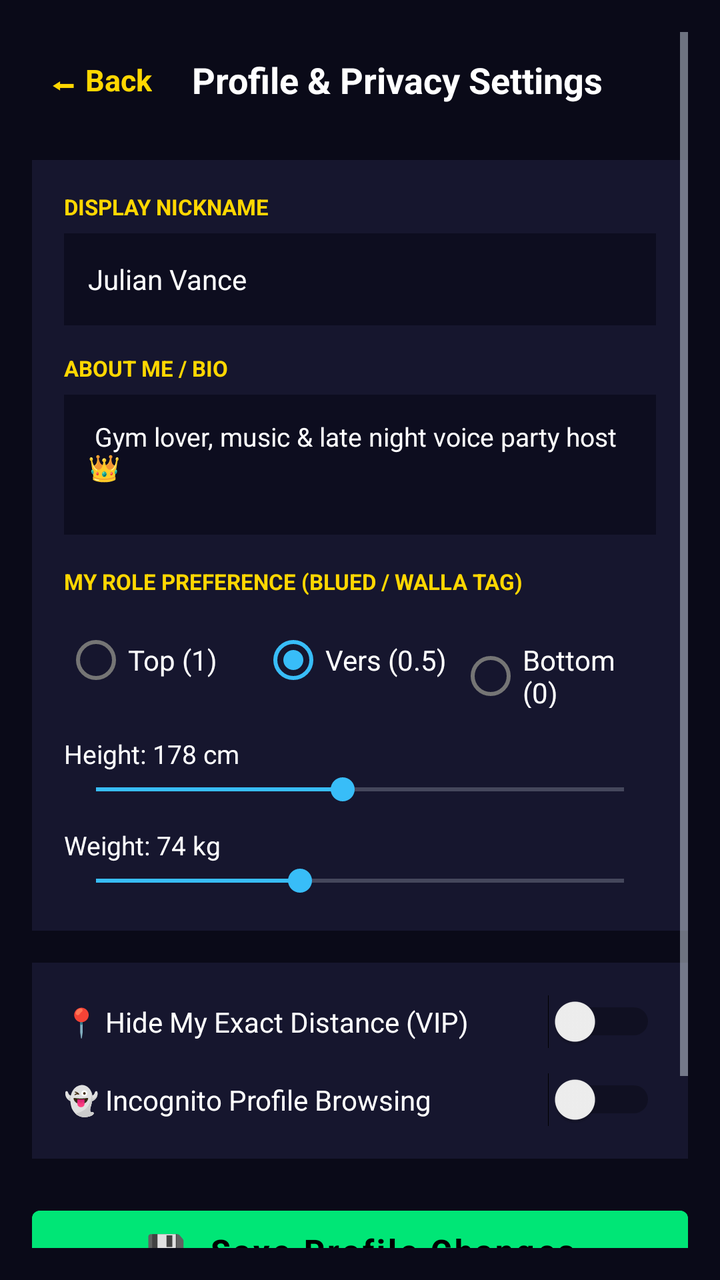
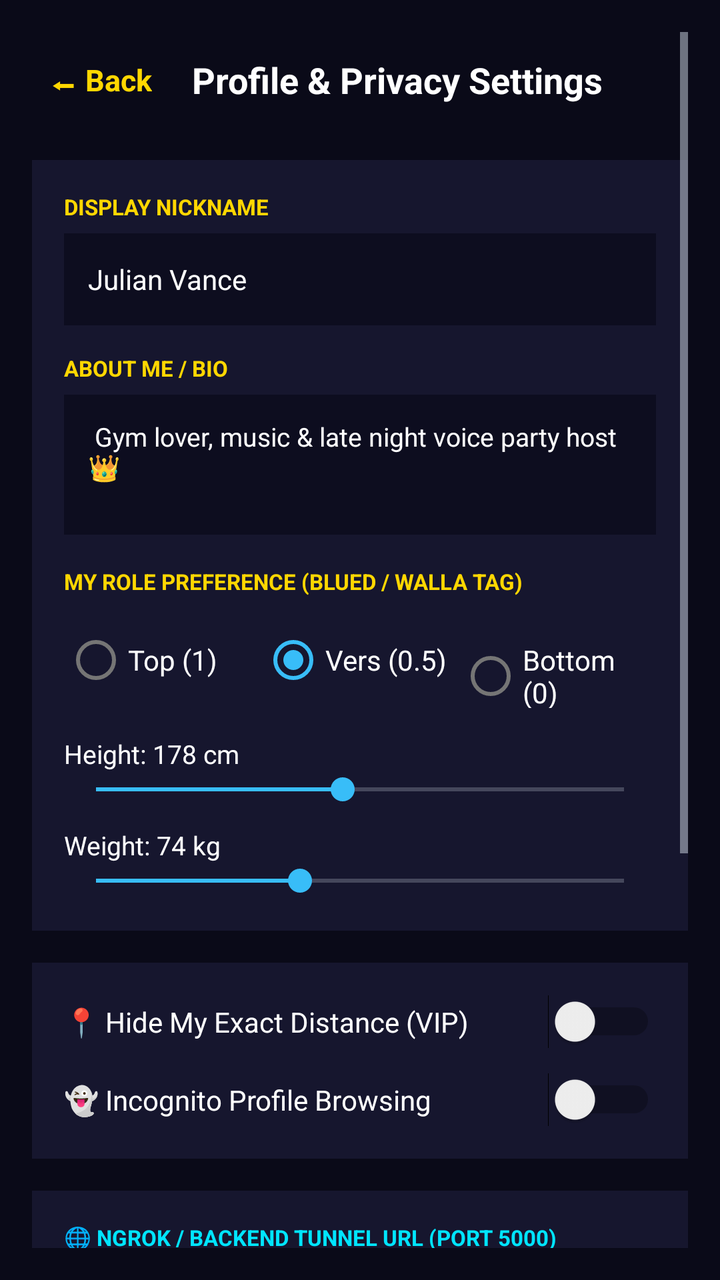

Compare the two renders of this Android layout. The source of the first and the diff that turns it into the second are given below.
<!-- AndroidManifest.xml: application theme Theme.QLUVX -->
<!-- res/layout/activity_profile_settings.xml -->
<?xml version="1.0" encoding="utf-8"?>
<ScrollView xmlns:android="http://schemas.android.com/apk/res/android"
    xmlns:app="http://schemas.android.com/apk/res-auto"
    android:layout_width="match_parent"
    android:layout_height="match_parent"
    android:background="#0A0A18"
    android:padding="16dp">

    <LinearLayout
        android:layout_width="match_parent"
        android:layout_height="wrap_content"
        android:orientation="vertical">

        
        <LinearLayout
            android:layout_width="match_parent"
            android:layout_height="48dp"
            android:gravity="center_vertical"
            android:orientation="horizontal">

            <TextView
                android:id="@+id/btnBack"
                android:layout_width="wrap_content"
                android:layout_height="wrap_content"
                android:padding="8dp"
                android:text="⬅ Back"
                android:textColor="#FFD700"
                android:textSize="15sp"
                android:textStyle="bold" />

            <TextView
                android:layout_width="wrap_content"
                android:layout_height="wrap_content"
                android:layout_marginStart="12dp"
                android:text="Profile &amp; Privacy Settings"
                android:textColor="#FFFFFF"
                android:textSize="18sp"
                android:textStyle="bold" />
        </LinearLayout>

        
        <LinearLayout
            android:layout_width="match_parent"
            android:layout_height="wrap_content"
            android:layout_marginTop="16dp"
            android:background="#16162E"
            android:orientation="vertical"
            android:padding="16dp">

            <TextView
                android:layout_width="wrap_content"
                android:layout_height="wrap_content"
                android:text="DISPLAY NICKNAME"
                android:textColor="#FFD700"
                android:textSize="11sp"
                android:textStyle="bold" />

            <EditText
                android:id="@+id/etNickname"
                android:layout_width="match_parent"
                android:layout_height="46dp"
                android:layout_marginTop="6dp"
                android:background="#0D0D1F"
                android:paddingHorizontal="12dp"
                android:text="Julian Vance"
                android:textColor="#FFFFFF"
                android:textSize="14sp" />

            <TextView
                android:layout_width="wrap_content"
                android:layout_height="wrap_content"
                android:layout_marginTop="14dp"
                android:text="ABOUT ME / BIO"
                android:textColor="#FFD700"
                android:textSize="11sp"
                android:textStyle="bold" />

            <EditText
                android:id="@+id/etBio"
                android:layout_width="match_parent"
                android:layout_height="70dp"
                android:layout_marginTop="6dp"
                android:background="#0D0D1F"
                android:gravity="top"
                android:padding="12dp"
                android:text=" Gym lover, music &amp; late night voice party host 👑"
                android:textColor="#FFFFFF"
                android:textSize="13sp" />

            
            <TextView
                android:layout_width="wrap_content"
                android:layout_height="wrap_content"
                android:layout_marginTop="16dp"
                android:text="MY ROLE PREFERENCE (BLUED / WALLA TAG)"
                android:textColor="#FFD700"
                android:textSize="11sp"
                android:textStyle="bold" />

            <RadioGroup
                android:id="@+id/rgRole"
                android:layout_width="match_parent"
                android:layout_height="wrap_content"
                android:layout_marginTop="8dp"
                android:orientation="horizontal">

                <RadioButton
                    android:id="@+id/rbTop"
                    android:layout_width="0dp"
                    android:layout_height="wrap_content"
                    android:layout_weight="1"
                    android:text="Top (1)"
                    android:textColor="#FFFFFF" />

                <RadioButton
                    android:id="@+id/rbVersatile"
                    android:layout_width="0dp"
                    android:layout_height="wrap_content"
                    android:layout_weight="1"
                    android:checked="true"
                    android:text="Vers (0.5)"
                    android:textColor="#FFFFFF" />

                <RadioButton
                    android:id="@+id/rbBottom"
                    android:layout_width="0dp"
                    android:layout_height="wrap_content"
                    android:layout_weight="1"
                    android:text="Bottom (0)"
                    android:textColor="#FFFFFF" />
            </RadioGroup>

            
            <TextView
                android:id="@+id/tvHeightVal"
                android:layout_width="wrap_content"
                android:layout_height="wrap_content"
                android:layout_marginTop="14dp"
                android:text="Height: 178 cm"
                android:textColor="#FFFFFF"
                android:textSize="13sp" />

            <SeekBar
                android:id="@+id/seekHeight"
                android:layout_width="match_parent"
                android:layout_height="wrap_content"
                android:max="60"
                android:progress="28" />

            <TextView
                android:id="@+id/tvWeightVal"
                android:layout_width="wrap_content"
                android:layout_height="wrap_content"
                android:layout_marginTop="10dp"
                android:text="Weight: 74 kg"
                android:textColor="#FFFFFF"
                android:textSize="13sp" />

            <SeekBar
                android:id="@+id/seekWeight"
                android:layout_width="match_parent"
                android:layout_height="wrap_content"
                android:max="75"
                android:progress="29" />
        </LinearLayout>

        
        <LinearLayout
            android:layout_width="match_parent"
            android:layout_height="wrap_content"
            android:layout_marginTop="16dp"
            android:background="#16162E"
            android:orientation="vertical"
            android:padding="16dp">

            <Switch
                android:id="@+id/swHideDistance"
                android:layout_width="match_parent"
                android:layout_height="wrap_content"
                android:text="📍 Hide My Exact Distance (VIP)"
                android:textColor="#FFFFFF"
                android:textSize="14sp" />

            <Switch
                android:id="@+id/swGhostMode"
                android:layout_width="match_parent"
                android:layout_height="wrap_content"
                android:layout_marginTop="12dp"
                android:text="👻 Incognito Profile Browsing"
                android:textColor="#FFFFFF"
                android:textSize="14sp" />
        </LinearLayout>

        
        <Button
            android:id="@+id/btnSaveProfile"
            android:layout_width="match_parent"
            android:layout_height="52dp"
            android:layout_marginTop="20dp"
            android:backgroundTint="#00E676"
            android:text="💾  Save Profile Changes"
            android:textAllCaps="false"
            android:textColor="#000000"
            android:textSize="16sp"
            android:textStyle="bold" />

        
        <Button
            android:id="@+id/btnLogout"
            style="@style/Widget.MaterialComponents.Button.OutlinedButton"
            android:layout_width="match_parent"
            android:layout_height="52dp"
            android:layout_marginTop="12dp"
            android:layout_marginBottom="30dp"
            android:backgroundTint="#2A1215"
            android:text="🚪  Log Out of QLUVX"
            android:textAllCaps="false"
            android:textColor="#FF4444"
            android:textSize="15sp"
            android:textStyle="bold"
            app:strokeColor="#FF4444" />

    </LinearLayout>
</ScrollView>
<!-- resources referenced by this layout -->
<resources>
  <style name="Theme.QLUVX" parent="Theme.MaterialComponents.DayNight.NoActionBar">
          <item name="colorPrimary">@color/qluvx_primary</item>
          <item name="colorPrimaryVariant">@color/qluvx_bg_secondary</item>
          <item name="colorSecondary">@color/qluvx_accent_sky</item>
          <item name="android:windowBackground">@color/qluvx_bg_primary</item>
          <item name="android:statusBarColor">#0A0A18</item>
          <item name="android:navigationBarColor">#121226</item>
          <item name="android:textColorPrimary">@color/qluvx_text_primary</item>
          <item name="android:textColorSecondary">@color/qluvx_text_secondary</item>
      </style>
  <color name="qluvx_primary">#2563EB</color>
  <color name="qluvx_bg_secondary">#1E293B</color>
  <color name="qluvx_accent_sky">#38BDF8</color>
  <color name="qluvx_bg_primary">#0F172A</color>
  <color name="qluvx_text_primary">#F8FAFC</color>
  <color name="qluvx_text_secondary">#CBD5E1</color>
</resources>

<!-- the commit's change to res/layout/activity_profile_settings.xml (unified diff, before → after) -->
@@ -189,6 +189,60 @@
                 android:text="👻 Incognito Profile Browsing"
                 android:textColor="#FFFFFF"
                 android:textSize="14sp" />
+        </LinearLayout>
+
+        
+        <LinearLayout
+            android:layout_width="match_parent"
+            android:layout_height="wrap_content"
+            android:layout_marginTop="16dp"
+            android:background="#16162E"
+            android:orientation="vertical"
+            android:padding="16dp">
+
+            <TextView
+                android:layout_width="wrap_content"
+                android:layout_height="wrap_content"
+                android:text="🌐 NGROK / BACKEND TUNNEL URL (PORT 5000)"
+                android:textColor="#00E5FF"
+                android:textSize="11sp"
+                android:textStyle="bold" />
+
+            <TextView
+                android:layout_width="wrap_content"
+                android:layout_height="wrap_content"
+                android:layout_marginTop="4dp"
+                android:text="Run `node backend/server.js` &amp; `ngrok http 5000`, then paste your https://xxxx.ngrok-free.app URL below:"
+                android:textColor="#9E9EBA"
+                android:textSize="11sp" />
+
+            <EditText
+                android:id="@+id/etServerUrl"
+                android:layout_width="match_parent"
+                android:layout_height="46dp"
+                android:layout_marginTop="8dp"
+                android:background="#0D0D1F"
+                android:hint="https://xxxx-xx-xx.ngrok-free.app"
+                android:inputType="textUri"
+                android:paddingHorizontal="12dp"
+                android:singleLine="true"
+                android:textColor="#FFFFFF"
+                android:textColorHint="#5C5C7B"
+                android:textSize="13sp" />
+
+            <Button
+                android:id="@+id/btnTestNgrok"
+                style="@style/Widget.MaterialComponents.Button.OutlinedButton"
+                android:layout_width="match_parent"
+                android:layout_height="44dp"
+                android:layout_marginTop="10dp"
+                android:backgroundTint="#102536"
+                android:text="⚡ Test Ngrok / Port 5000 Connection"
+                android:textAllCaps="false"
+                android:textColor="#00E5FF"
+                android:textSize="13sp"
+                android:textStyle="bold"
+                app:strokeColor="#00E5FF" />
         </LinearLayout>
 
         
